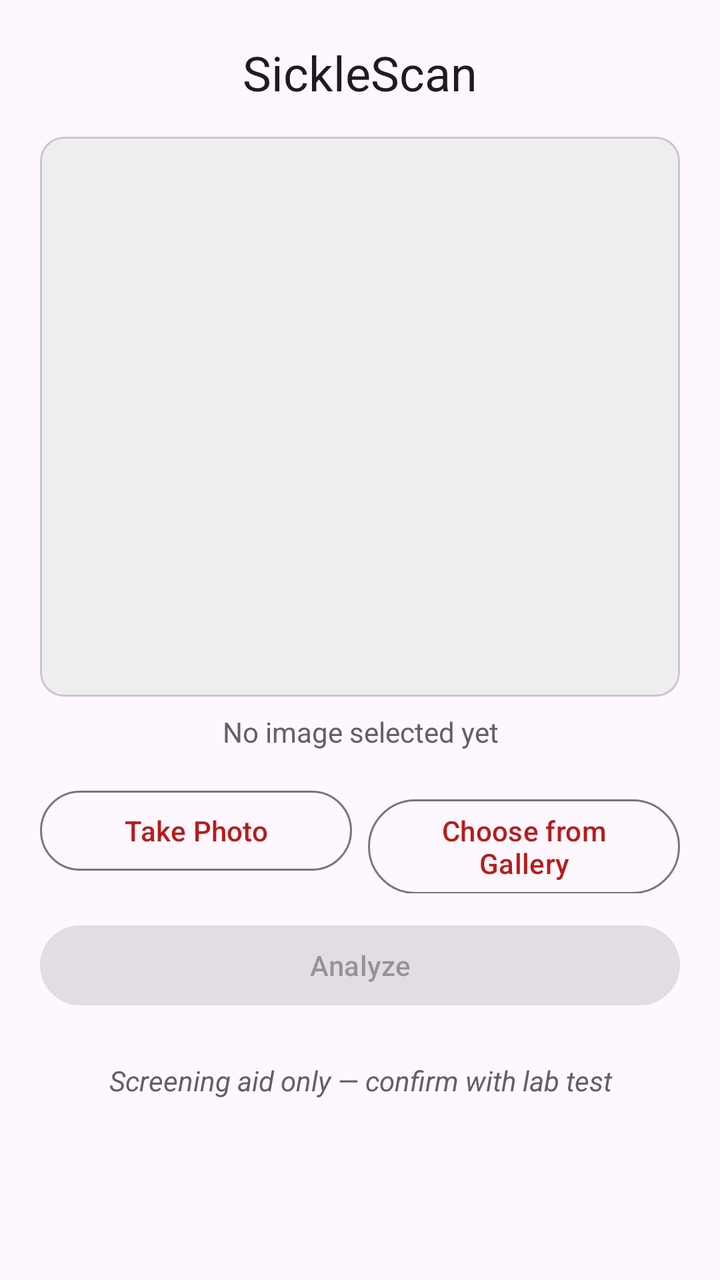
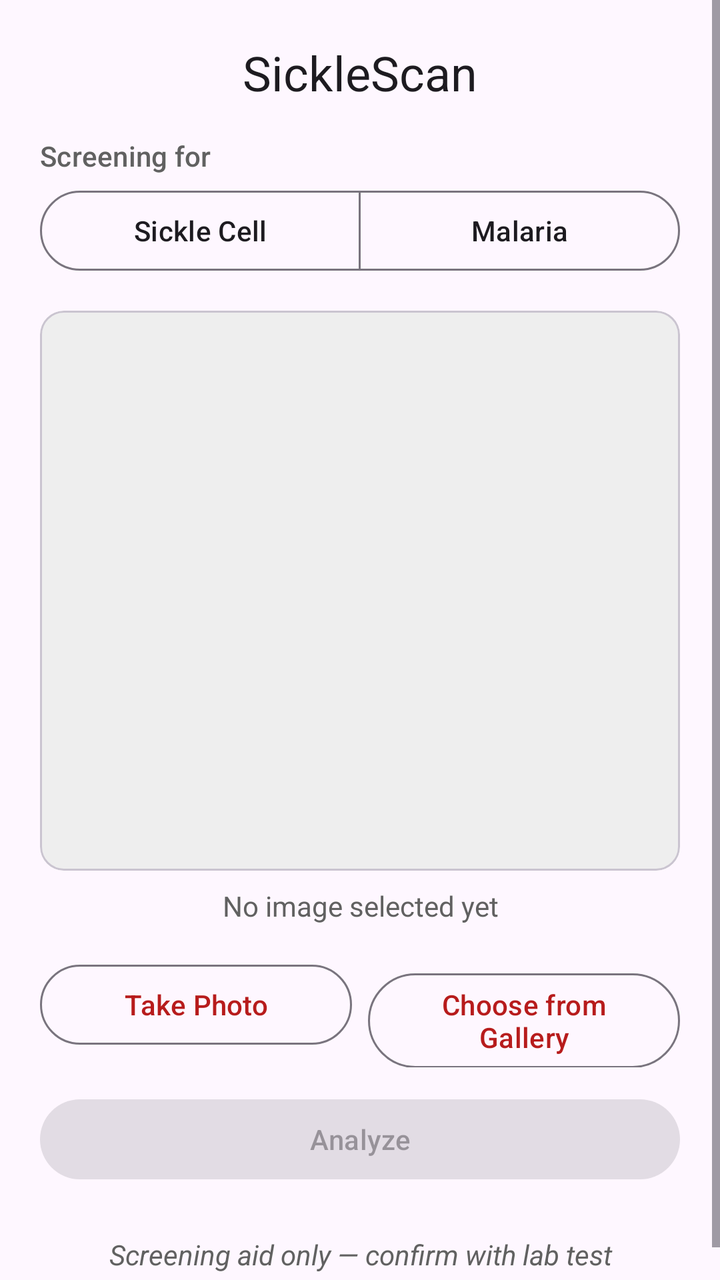

Before-and-after screenshots of an Android layout around one commit, followed by the original layout XML and the change that was made.
<!-- AndroidManifest.xml: application theme Theme.SickleScan -->
<!-- res/layout/fragment_screen.xml -->
<?xml version="1.0" encoding="utf-8"?>
<ScrollView xmlns:android="http://schemas.android.com/apk/res/android"
    xmlns:app="http://schemas.android.com/apk/res-auto"
    android:layout_width="match_parent"
    android:layout_height="match_parent"
    android:fillViewport="true">

    <LinearLayout
        android:layout_width="match_parent"
        android:layout_height="wrap_content"
        android:orientation="vertical"
        android:padding="20dp">

        <TextView
            android:layout_width="wrap_content"
            android:layout_height="wrap_content"
            android:text="@string/app_name"
            android:textAppearance="?attr/textAppearanceHeadlineSmall"
            android:layout_gravity="center_horizontal"
            android:layout_marginBottom="16dp" />

        <com.google.android.material.card.MaterialCardView
            style="?attr/materialCardViewOutlinedStyle"
            android:layout_width="match_parent"
            android:layout_height="wrap_content"
            app:cardCornerRadius="12dp">

            <ImageView
                android:id="@+id/imagePreview"
                android:layout_width="match_parent"
                android:layout_height="280dp"
                android:background="#EEEEEE"
                android:scaleType="centerInside"
                android:contentDescription="@string/no_image_selected" />
        </com.google.android.material.card.MaterialCardView>

        <TextView
            android:id="@+id/noImageText"
            android:layout_width="match_parent"
            android:layout_height="wrap_content"
            android:layout_marginTop="8dp"
            android:gravity="center"
            android:text="@string/no_image_selected"
            android:textColor="@color/disclaimer_gray" />

        <LinearLayout
            android:layout_width="match_parent"
            android:layout_height="wrap_content"
            android:layout_marginTop="16dp"
            android:orientation="horizontal">

            <com.google.android.material.button.MaterialButton
                android:id="@+id/btnTakePhoto"
                style="?attr/materialButtonOutlinedStyle"
                android:layout_width="0dp"
                android:layout_height="wrap_content"
                android:layout_weight="1"
                android:layout_marginEnd="4dp"
                android:text="@string/take_photo" />

            <com.google.android.material.button.MaterialButton
                android:id="@+id/btnChooseGallery"
                style="?attr/materialButtonOutlinedStyle"
                android:layout_width="0dp"
                android:layout_height="wrap_content"
                android:layout_weight="1"
                android:layout_marginStart="4dp"
                android:text="@string/choose_from_gallery" />
        </LinearLayout>

        <com.google.android.material.button.MaterialButton
            android:id="@+id/btnAnalyze"
            android:layout_width="match_parent"
            android:layout_height="wrap_content"
            android:layout_marginTop="12dp"
            android:enabled="false"
            android:text="@string/analyze" />

        <LinearLayout
            android:id="@+id/loadingContainer"
            android:layout_width="match_parent"
            android:layout_height="wrap_content"
            android:layout_marginTop="16dp"
            android:gravity="center"
            android:orientation="horizontal"
            android:visibility="gone">

            <com.google.android.material.progressindicator.CircularProgressIndicator
                android:layout_width="24dp"
                android:layout_height="24dp"
                android:indeterminate="true" />

            <TextView
                android:layout_width="wrap_content"
                android:layout_height="wrap_content"
                android:layout_marginStart="12dp"
                android:text="@string/analyzing" />
        </LinearLayout>

        <TextView
            android:id="@+id/errorText"
            android:layout_width="match_parent"
            android:layout_height="wrap_content"
            android:layout_marginTop="16dp"
            android:gravity="center"
            android:textColor="@color/status_positive"
            android:visibility="gone" />

        <com.google.android.material.card.MaterialCardView
            android:id="@+id/resultContainer"
            android:layout_width="match_parent"
            android:layout_height="wrap_content"
            android:layout_marginTop="16dp"
            app:cardCornerRadius="12dp"
            app:cardElevation="0dp"
            android:visibility="gone">

            <LinearLayout
                android:layout_width="match_parent"
                android:layout_height="wrap_content"
                android:orientation="vertical"
                android:padding="16dp">

                <LinearLayout
                    android:layout_width="match_parent"
                    android:layout_height="wrap_content"
                    android:gravity="center_vertical"
                    android:orientation="horizontal">

                    <ImageView
                        android:id="@+id/resultIcon"
                        android:layout_width="28dp"
                        android:layout_height="28dp"
                        android:contentDescription="@null" />

                    <TextView
                        android:id="@+id/resultLabel"
                        android:layout_width="wrap_content"
                        android:layout_height="wrap_content"
                        android:layout_marginStart="10dp"
                        android:textAppearance="?attr/textAppearanceTitleLarge" />
                </LinearLayout>

                <TextView
                    android:id="@+id/resultConfidence"
                    android:layout_width="match_parent"
                    android:layout_height="wrap_content"
                    android:layout_marginTop="8dp"
                    android:textAppearance="?attr/textAppearanceBodyLarge" />

                <TextView
                    android:id="@+id/referralMessage"
                    android:layout_width="match_parent"
                    android:layout_height="wrap_content"
                    android:layout_marginTop="8dp"
                    android:textAppearance="?attr/textAppearanceTitleMedium"
                    android:textStyle="bold" />
            </LinearLayout>
        </com.google.android.material.card.MaterialCardView>

        <TextView
            android:id="@+id/disclaimerText"
            android:layout_width="match_parent"
            android:layout_height="wrap_content"
            android:layout_marginTop="24dp"
            android:gravity="center"
            android:text="@string/screening_disclaimer"
            android:textStyle="italic"
            android:textColor="@color/disclaimer_gray" />

    </LinearLayout>
</ScrollView>
<!-- resources referenced by this layout -->
<resources>
  <color name="disclaimer_gray">#616161</color>
  <color name="status_positive">#C62828</color>
  <string name="analyze">Analyze</string>
  <string name="analyzing">Analyzing…</string>
  <string name="app_name">SickleScan</string>
  <string name="choose_from_gallery">Choose from Gallery</string>
  <string name="no_image_selected">No image selected yet</string>
  <string name="screening_disclaimer">Screening aid only — confirm with lab test</string>
  <string name="take_photo">Take Photo</string>
  <style name="Theme.SickleScan" parent="Theme.Material3.DayNight.NoActionBar">
          <item name="colorPrimary">@color/brand_primary</item>
      </style>
  <color name="brand_primary">#B71C1C</color>
</resources>

<!-- the commit's change to res/layout/fragment_screen.xml (unified diff, before → after) -->
@@ -18,6 +18,39 @@
             android:textAppearance="?attr/textAppearanceHeadlineSmall"
             android:layout_gravity="center_horizontal"
             android:layout_marginBottom="16dp" />
+
+        <TextView
+            android:layout_width="wrap_content"
+            android:layout_height="wrap_content"
+            android:text="@string/screening_for_label"
+            android:textAppearance="?attr/textAppearanceLabelLarge"
+            android:textColor="@color/disclaimer_gray" />
+
+        <com.google.android.material.button.MaterialButtonToggleGroup
+            android:id="@+id/diseaseToggle"
+            android:layout_width="match_parent"
+            android:layout_height="wrap_content"
+            android:layout_marginTop="4dp"
+            android:layout_marginBottom="16dp"
+            app:selectionRequired="true"
+            app:singleSelection="true">
+
+            <com.google.android.material.button.MaterialButton
+                android:id="@+id/btnDiseaseSickleCell"
+                style="?attr/materialButtonOutlinedStyle"
+                android:layout_width="0dp"
+                android:layout_height="wrap_content"
+                android:layout_weight="1"
+                android:text="@string/disease_sickle_cell" />
+
+            <com.google.android.material.button.MaterialButton
+                android:id="@+id/btnDiseaseMalaria"
+                style="?attr/materialButtonOutlinedStyle"
+                android:layout_width="0dp"
+                android:layout_height="wrap_content"
+                android:layout_weight="1"
+                android:text="@string/disease_malaria" />
+        </com.google.android.material.button.MaterialButtonToggleGroup>
 
         <com.google.android.material.card.MaterialCardView
             style="?attr/materialCardViewOutlinedStyle"
@@ -146,7 +179,9 @@
                     android:layout_width="match_parent"
                     android:layout_height="wrap_content"
                     android:layout_marginTop="8dp"
-                    android:textAppearance="?attr/textAppearanceBodyLarge" />
+                    android:textAppearance="?attr/textAppearanceTitleMedium"
+                    android:textColor="@color/result_text_dark"
+                    android:textStyle="bold" />
 
                 <TextView
                     android:id="@+id/referralMessage"
<!-- resource entries referenced after the edit -->
@@ -1,13 +1,17 @@
 <!-- resources referenced by this layout -->
 <resources>
   <color name="disclaimer_gray">#616161</color>
+  <color name="result_text_dark">#212121</color>
   <color name="status_positive">#C62828</color>
   <string name="analyze">Analyze</string>
   <string name="analyzing">Analyzing…</string>
   <string name="app_name">SickleScan</string>
   <string name="choose_from_gallery">Choose from Gallery</string>
+  <string name="disease_malaria">Malaria</string>
+  <string name="disease_sickle_cell">Sickle Cell</string>
   <string name="no_image_selected">No image selected yet</string>
   <string name="screening_disclaimer">Screening aid only — confirm with lab test</string>
+  <string name="screening_for_label">Screening for</string>
   <string name="take_photo">Take Photo</string>
   <style name="Theme.SickleScan" parent="Theme.Material3.DayNight.NoActionBar">
           <item name="colorPrimary">@color/brand_primary</item>
